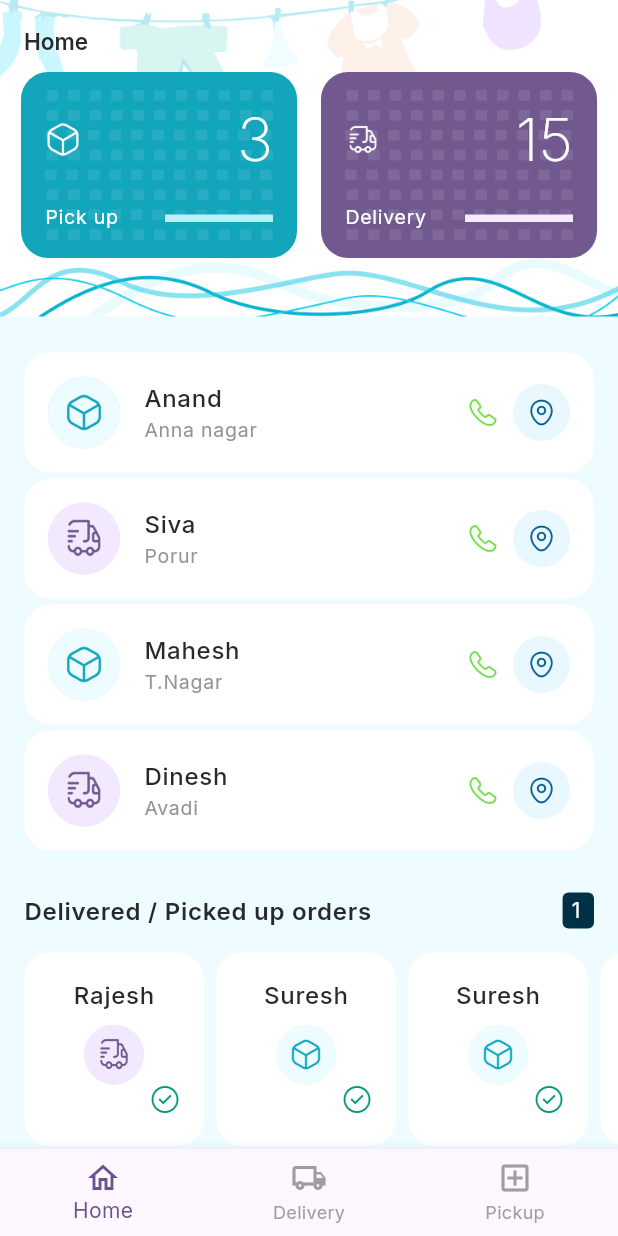
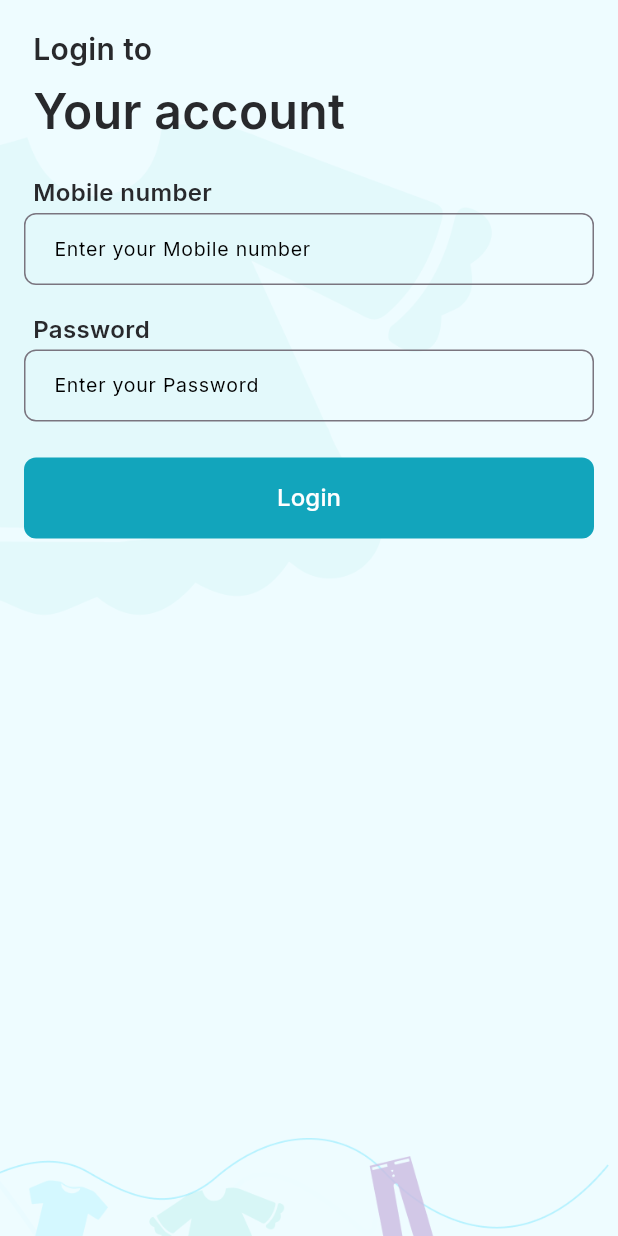
Before and after one commit to jaisongf/washApp, a Flutter app: the screen it shows after launch, on a phone screen of 412 x 824 dp. Run offline on Flutter 3.47's test engine with Material 2 defaults, Android fonts, the phone set to English and light mode, and no system bars; our stand-ins replace bloc, flutter_bloc, google_fonts.

Commit message:
UI changes updated

```diff
--- /dev/null
+++ b/lib/Routes/Login/Login.dart
@@ -0,0 +1,131 @@
+import 'package:flutter/material.dart';
+
+import '../../Widgets/common-textfield.dart';
+import '../../Widgets/common_button.dart';
+import '../../Widgets/custom_label.dart';
+import '../../config/constant.dart';
+import '../../screens/Home/home.dart';
+
+class LoginPage extends StatelessWidget {
+  const LoginPage({Key? key}) : super(key: key);
+  Widget _loginForm(context) {
+    return Container(
+      padding: EdgeInsets.all(16.0),
+      child: Column(
+        mainAxisAlignment: MainAxisAlignment.start,
+        children: [
+          CommonLabel(
+              name: "Login to",
+              fontSize: 20.0,
+              fontWeight: FontWeight.w600,
+              bgColor: Colors.transparent,
+              fontColor: Constant.globalFontCol,
+              labelRadiusBig: 4,
+              labelRadiusSmall: 4),
+          CommonLabel(
+              name: "Your account",
+              fontSize: 32.0,
+              fontWeight: FontWeight.w600,
+              bgColor: Colors.transparent,
+              fontColor: Constant.globalFontCol,
+              labelRadiusBig: 4,
+              labelRadiusSmall: 4),
+          const SizedBox(height: 16.0),
+          CommonLabel(
+              name: "Mobile number",
+              fontSize: 16.0,
+              fontWeight: FontWeight.w600,
+              bgColor: Colors.transparent,
+              fontColor: Constant.globalFontCol,
+              labelRadiusBig: 4,
+              labelRadiusSmall: 4),
+          CommonTextFormField(
+            labeltxt: "Enter your Mobile number",
+            labeltxtColor: Constant.textFormFieldColor,
+            labeltxtSize: Constant.textFormFieldSize,
+            labeltxtFontWeight: Constant.textFormFieldSizeFontW,
+            focuBorColor: Constant.textFormFocuBorCol,
+            focuBorWid: Constant.textFormFocuBorWid,
+            enaBorColor: Constant.textFormEnaBorCol,
+            enaBorWid: Constant.textFormEnaBorWid,
+            borderRadiusTL: 8,
+            borderRadiusBR: 8,
+            contentPadHor: Constant.textFormcontentPadHor,
+            contentPadHVer: Constant.textFormcontentPadHVer,
+            keyborType: TextInputType.text,
+            enabled: true,
+            dropdownIcon: false,
+            // controllerTxt: _bdoController,
+          ),
+          const SizedBox(height: 16.0),
+          CommonLabel(
+              name: "Password",
+              fontSize: 16.0,
+              fontWeight: FontWeight.w600,
+              bgColor: Colors.transparent,
+              fontColor: Constant.globalFontCol,
+              labelRadiusBig: 4,
+              labelRadiusSmall: 4),
+          CommonTextFormField(
+            labeltxt: "Enter your Password",
+            labeltxtColor: Constant.textFormFieldColor,
+            labeltxtSize: Constant.textFormFieldSize,
+            labeltxtFontWeight: Constant.textFormFieldSizeFontW,
+            focuBorColor: Constant.textFormFocuBorCol,
+            focuBorWid: Constant.textFormFocuBorWid,
+            enaBorColor: Constant.textFormEnaBorCol,
+            enaBorWid: Constant.textFormEnaBorWid,
+            borderRadiusTL: 8,
+            borderRadiusBR: 8,
+            contentPadHor: Constant.textFormcontentPadHor,
+            contentPadHVer: Constant.textFormcontentPadHVer,
+            keyborType: TextInputType.text,
+            enabled: true,
+            dropdownIcon: false,
+            // controllerTxt: _bdoController,
+          ),
+          const SizedBox(height: 24.0),
+          Container(
+            width: MediaQuery.of(context).size.width,
+            child: CommonButton(
+              buttonName: "Login",
+              buttonColor: Color(0xff12A5BC),
+              buttonNameColor: Colors.white,
+              buttonHeight: 54,
+              buttonRadiusTL: 8.0,
+              buttonRadiusBL: 8.0,
+              buttonNameSize: 16.0,
+              buttonBorder: Colors.transparent,
+              buttonFunction: () {
+                Navigator.pushReplacement(
+                  context,
+                  MaterialPageRoute(
+                      builder: (context) =>
+                          const HomeScreen()), // Navigate to the next page
+                );
+              },
+            ),
+          ),
+        ],
+      ),
+    );
+  }
+
+  @override
+  Widget build(BuildContext context) {
+    return Scaffold(
+      body: Stack(
+        fit: StackFit.expand,
+        children: [
+          Image.asset(
+            'assets/Login_bg.png',
+            fit: BoxFit.cover,
+          ),
+          Center(
+            child: _loginForm(context),
+          ),
+        ],
+      ),
+    );
+  }
+}
--- a/lib/Routes/generator_routes.dart
+++ b/lib/Routes/generator_routes.dart
@@ -3,32 +3,23 @@ import 'package:flutter_bloc/flutter_bloc.dart';
 import 'package:wash/Business_Logic/home_page_bloc/home_screen_bloc.dart';
 import 'package:wash/screens/Home/home.dart';
 
+import '../screens/Error/Error_page.dart';
+import '../splash_screen.dart';
+import 'Login/Login.dart';
+
 class RouteGenerator {
-  final HomeScreenBloc homeScreenBloc = HomeScreenBloc();
-  Route<dynamic> generateRoute(RouteSettings settings) {
-    final args = settings.arguments;
+  static Route<dynamic> generateRoute(RouteSettings settings) {
     switch (settings.name) {
       case '/':
-        return MaterialPageRoute(
-            builder: (_) => BlocProvider<HomeScreenBloc>.value(
-                  value: homeScreenBloc,
-                  child: const HomeScreen(),
-                ));
+        return MaterialPageRoute(builder: (_) => SplashScreen());
+      case '/login':
+        return MaterialPageRoute(builder: (_) => LoginPage());
+      case '/main':
+        return MaterialPageRoute(builder: (_) => HomeScreen());
+
+      // Define more routes for other pages
       default:
-        return _errorRoute();
+        return MaterialPageRoute(builder: (_) => ErrorPage());
     }
   }
-
-  static Route<dynamic> _errorRoute() {
-    return MaterialPageRoute(builder: (_) {
-      return Scaffold(
-        appBar: AppBar(
-          title: const Text("Error"),
-        ),
-        body: const Center(
-          child: Text("Error"),
-        ),
-      );
-    });
-  }
 }
--- /dev/null
+++ b/lib/Widgets/common-textfield.dart
@@ -0,0 +1,98 @@
+import 'package:flutter/material.dart';
+import 'package:flutter/services.dart';
+
+class CommonTextFormField extends StatelessWidget {
+  final String? labeltxt;
+  final Color? labeltxtColor;
+  final double? labeltxtSize;
+  final FontWeight? labeltxtFontWeight;
+  final Color? focuBorColor;
+  final double? focuBorWid;
+  final Color? enaBorColor;
+  final double? enaBorWid;
+  final double? borderRadiusTL;
+  final double? borderRadiusBR;
+  final double? contentPadHor;
+  final double? contentPadHVer;
+  final TextEditingController? controllerTxt;
+  final FormFieldValidator<String>? validatioFunction;
+  final int? maxLine;
+  final List<TextInputFormatter>? inputFormatter;
+  final bool? enabled;
+  final Function? onChanged;
+  final TextInputType? keyborType;
+  final bool? dropdownIcon;
+
+  const CommonTextFormField(
+      {Key? key,
+      this.labeltxt,
+      this.labeltxtColor,
+      this.focuBorColor,
+      this.focuBorWid,
+      this.enaBorColor,
+      this.enaBorWid,
+      this.borderRadiusTL,
+      this.borderRadiusBR,
+      this.contentPadHor,
+      this.contentPadHVer,
+      this.labeltxtFontWeight,
+      this.labeltxtSize,
+      this.controllerTxt,
+      this.validatioFunction,
+      this.maxLine,
+      this.inputFormatter,
+      this.enabled,
+      this.onChanged,
+      this.keyborType,
+      this.dropdownIcon})
+      : super(key: key);
+
+  @override
+  Widget build(BuildContext context) {
+    return TextFormField(
+      keyboardType: keyborType,
+      controller: controllerTxt,
+      maxLines: maxLine,
+      inputFormatters: inputFormatter,
+      enabled: enabled,
+      onChanged: (String? value) {
+        if (onChanged != null) {
+          onChanged!(value);
+        }
+      },
+      decoration: InputDecoration(
+          suffixIcon: dropdownIcon != null && dropdownIcon!
+              ? const Icon(
+                  Icons.keyboard_arrow_down,
+                  size: 16,
+                )
+              : null,
+          labelText: labeltxt!,
+          labelStyle: TextStyle(
+              color: labeltxtColor!,
+              fontSize: labeltxtSize,
+              fontWeight: labeltxtFontWeight),
+          fillColor: Colors.white,
+          focusedBorder: OutlineInputBorder(
+              borderSide: BorderSide(color: focuBorColor!, width: focuBorWid!),
+              borderRadius: BorderRadius.only(
+                topLeft: Radius.circular(borderRadiusTL!),
+                topRight: Radius.circular(borderRadiusBR!),
+                bottomLeft: Radius.circular(borderRadiusBR!),
+                bottomRight: Radius.circular(borderRadiusTL!),
+              )),
+          border: OutlineInputBorder(
+              borderSide: BorderSide(color: enaBorColor!, width: enaBorWid!),
+              borderRadius: BorderRadius.only(
+                topLeft: Radius.circular(borderRadiusTL!),
+                topRight: Radius.circular(borderRadiusBR!),
+                bottomLeft: Radius.circular(borderRadiusBR!),
+                bottomRight: Radius.circular(borderRadiusTL!),
+              )),
+          contentPadding: EdgeInsets.symmetric(
+              horizontal: contentPadHor!, vertical: contentPadHVer!)),
+      onSaved: (String? value) {},
+      validator: validatioFunction,
+    );
+  }
+}
--- a/lib/main.dart
+++ b/lib/main.dart
@@ -1,4 +1,5 @@
 import 'package:flutter/material.dart';
+import 'package:flutter/services.dart';
 import 'package:wash/Routes/generator_routes.dart';
 
 import 'config/constant.dart';
@@ -13,8 +14,11 @@ class MyApp extends StatelessWidget {
   // This widget is the root of your application.
   @override
   Widget build(BuildContext context) {
+    SystemChrome.setSystemUIOverlayStyle(SystemUiOverlayStyle.dark.copyWith(
+      statusBarIconBrightness: Brightness.dark,
+    ));
     return MaterialApp(
-      title: 'Flutter Demo',
+      title: 'Wash App',
       debugShowCheckedModeBanner: false,
       theme: ThemeData(
         textTheme: Constant.textTheme,
@@ -22,7 +26,7 @@ class MyApp extends StatelessWidget {
         useMaterial3: true,
       ),
       initialRoute: '/',
-      onGenerateRoute: RouteGenerator().generateRoute,
+      onGenerateRoute: RouteGenerator.generateRoute,
     );
   }
 }
--- a/lib/screens/Home/home.dart
+++ b/lib/screens/Home/home.dart
@@ -15,58 +15,69 @@ List<BottomNavigationBarItem> bottomNavItems = const <BottomNavigationBarItem>[
   BottomNavigationBarItem(icon: Icon(Icons.add_box_outlined), label: "Pickup"),
 ];
 
-const List<Widget> bottomNavScreen = <Widget>[
+List<Widget> bottomNavScreen = <Widget>[
   DashboardScreen(),
   PickUpScreen(),
   WashService(),
 ];
 const List<String> appBarTitles = ["Home", "Delivery", "Pickup"];
 
-class HomeScreen extends StatelessWidget {
+class HomeScreen extends StatefulWidget {
   const HomeScreen({Key? key}) : super(key: key);
 
   @override
+  State<HomeScreen> createState() => _HomeScreenState();
+}
+
+class _HomeScreenState extends State<HomeScreen> {
+  int _currentIndex = 0;
+  void _onBottomNavItemTapped(int index) {
+    setState(() {
+      _currentIndex = index;
+    });
+  }
+
+  @override
   Widget build(BuildContext context) {
-    return BlocConsumer<HomeScreenBloc, HomeScreenState>(
-      listener: (context, state) {},
-      builder: (context, state) {
     return Scaffold(
       primary: false,
       extendBodyBehindAppBar: true,
       backgroundColor: Constant.bgWhite,
-          appBar: AppBar(
-              backgroundColor: Colors.transparent,
+      appBar: _currentIndex != 0
+          ? AppBar(
+              automaticallyImplyLeading: false,
+              backgroundColor: Colors.white,
               title: Text(
-                appBarTitles[state.tabIndex],
+                appBarTitles[_currentIndex],
                 style: TextStyle(
-                    fontSize: 15,
+                    fontSize: 16,
                     color: Constant.globalFontCol,
                     fontWeight: FontWeight.w600),
-              )),
+              ))
+          : null,
       body: Stack(
         children: [
+          SizedBox(height: 48),
           Positioned(
             child: Image.asset(
               "assets/app_top_bg.png",
               fit: BoxFit.contain,
             ),
           ),
-              SingleChildScrollView(
-                  child: bottomNavScreen.elementAt(state.tabIndex)),
+          if (_currentIndex == 0) DashboardScreen(),
+          if (_currentIndex == 1) PickUpScreen(),
+          if (_currentIndex == 2) WashService(),
+          // SingleChildScrollView(
+          //     child: bottomNavScreen.elementAt(state.tabIndex)),
         ],
       ),
       bottomNavigationBar: BottomNavigationBar(
+        currentIndex: _currentIndex,
+        onTap: _onBottomNavItemTapped,
         items: bottomNavItems,
-            currentIndex: state.tabIndex,
         selectedItemColor: Theme.of(context).colorScheme.primary,
         unselectedItemColor: Colors.grey,
-            onTap: (index) {
-              BlocProvider.of<HomeScreenBloc>(context)
-                  .add(TabChange(tabIndex: index));
-            },
       ),
-        );
-      },
     );
   }
 }
```
Also changed, not shown: lib/screens/Dashboard/dashboard_screen.dart (+45 -8 lines), lib/screens/Error/Error_page.dart (added, +12 -0 lines), lib/screens/Pick_up/pick_up.dart (+9 -0 lines), lib/screens/Product_card/product_card.dart (+27 -4 lines), lib/screens/Wash_services/wash_service.dart (+167 -2 lines), lib/screens/splash/splash_screen.dart (+8 -1 lines), lib/splash_screen.dart (+12 -2 lines), assets/Login_bg.png (added). Lines whose indentation alone changed are shown as unchanged.
